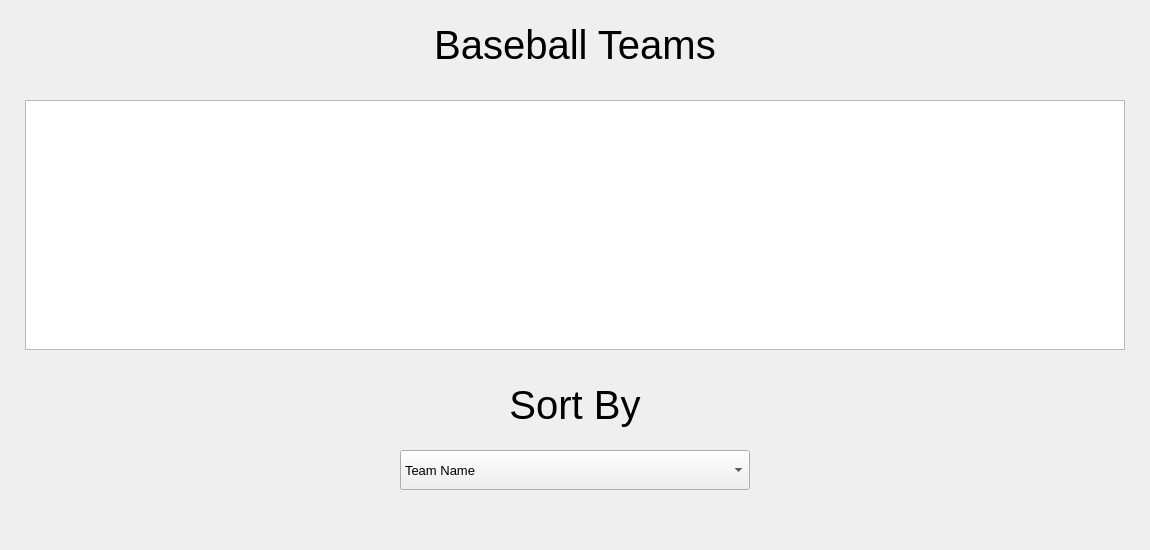
The window that viewingpage.ui (nokk3n-dev/CS1D-Project-2-Baseball) describes before a commit, drawn with Qt 5.
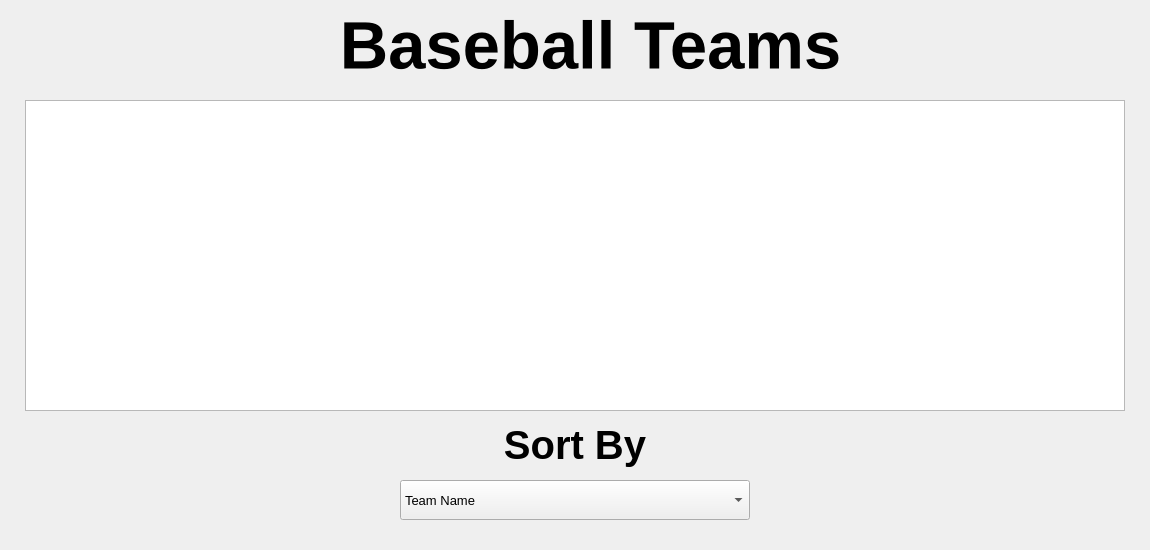
The same window after the commit.

Patch:
```diff
--- a/viewingpage.ui
+++ b/viewingpage.ui
@@ -19,15 +19,45 @@
      <x>25</x>
      <y>100</y>
      <width>1100</width>
-     <height>250</height>
+     <height>311</height>
     </rect>
    </property>
+   <property name="sizePolicy">
+    <sizepolicy hsizetype="Fixed" vsizetype="Fixed">
+     <horstretch>0</horstretch>
+     <verstretch>0</verstretch>
+    </sizepolicy>
+   </property>
+   <property name="mouseTracking">
+    <bool>false</bool>
+   </property>
+   <property name="autoFillBackground">
+    <bool>true</bool>
+   </property>
+   <property name="lineWidth">
+    <number>1</number>
+   </property>
+   <property name="editTriggers">
+    <set>QAbstractItemView::NoEditTriggers</set>
+   </property>
+   <property name="showGrid">
+    <bool>true</bool>
+   </property>
+   <property name="gridStyle">
+    <enum>Qt::DotLine</enum>
+   </property>
+   <property name="sortingEnabled">
+    <bool>false</bool>
+   </property>
+   <property name="cornerButtonEnabled">
+    <bool>false</bool>
+   </property>
   </widget>
   <widget class="QComboBox" name="sortBox">
    <property name="geometry">
     <rect>
      <x>400</x>
-     <y>450</y>
+     <y>480</y>
      <width>350</width>
      <height>40</height>
     </rect>
@@ -92,7 +122,7 @@
    <property name="geometry">
     <rect>
      <x>400</x>
-     <y>370</y>
+     <y>410</y>
      <width>350</width>
      <height>70</height>
     </rect>
@@ -100,6 +130,7 @@
    <property name="font">
     <font>
      <pointsize>30</pointsize>
+     <bold>true</bold>
     </font>
    </property>
    <property name="text">
@@ -112,15 +143,431 @@
   <widget class="QLabel" name="baseballTeamsLabel">
    <property name="geometry">
     <rect>
-     <x>400</x>
-     <y>10</y>
-     <width>350</width>
-     <height>70</height>
+     <x>290</x>
+     <y>0</y>
+     <width>601</width>
+     <height>91</height>
     </rect>
    </property>
+   <property name="palette">
+    <palette>
+     <active>
+      <colorrole role="WindowText">
+       <brush brushstyle="SolidPattern">
+        <color alpha="255">
+         <red>0</red>
+         <green>0</green>
+         <blue>0</blue>
+        </color>
+       </brush>
+      </colorrole>
+      <colorrole role="Button">
+       <brush brushstyle="SolidPattern">
+        <color alpha="255">
+         <red>36</red>
+         <green>240</green>
+         <blue>53</blue>
+        </color>
+       </brush>
+      </colorrole>
+      <colorrole role="Light">
+       <brush brushstyle="SolidPattern">
+        <color alpha="255">
+         <red>143</red>
+         <green>255</green>
+         <blue>153</blue>
+        </color>
+       </brush>
+      </colorrole>
+      <colorrole role="Midlight">
+       <brush brushstyle="SolidPattern">
+        <color alpha="255">
+         <red>89</red>
+         <green>247</green>
+         <blue>103</blue>
+        </color>
+       </brush>
+      </colorrole>
+      <colorrole role="Dark">
+       <brush brushstyle="SolidPattern">
+        <color alpha="255">
+         <red>18</red>
+         <green>120</green>
+         <blue>26</blue>
+        </color>
+       </brush>
+      </colorrole>
+      <colorrole role="Mid">
+       <brush brushstyle="SolidPattern">
+        <color alpha="255">
+         <red>24</red>
+         <green>160</green>
+         <blue>35</blue>
+        </color>
+       </brush>
+      </colorrole>
+      <colorrole role="Text">
+       <brush brushstyle="SolidPattern">
+        <color alpha="255">
+         <red>0</red>
+         <green>0</green>
+         <blue>0</blue>
+        </color>
+       </brush>
+      </colorrole>
+      <colorrole role="BrightText">
+       <brush brushstyle="SolidPattern">
+        <color alpha="255">
+         <red>255</red>
+         <green>255</green>
+         <blue>255</blue>
+        </color>
+       </brush>
+      </colorrole>
+      <colorrole role="ButtonText">
+       <brush brushstyle="SolidPattern">
+        <color alpha="255">
+         <red>0</red>
+         <green>0</green>
+         <blue>0</blue>
+        </color>
+       </brush>
+      </colorrole>
+      <colorrole role="Base">
+       <brush brushstyle="SolidPattern">
+        <color alpha="255">
+         <red>255</red>
+         <green>255</green>
+         <blue>255</blue>
+        </color>
+       </brush>
+      </colorrole>
+      <colorrole role="Window">
+       <brush brushstyle="SolidPattern">
+        <color alpha="255">
+         <red>36</red>
+         <green>240</green>
+         <blue>53</blue>
+        </color>
+       </brush>
+      </colorrole>
+      <colorrole role="Shadow">
+       <brush brushstyle="SolidPattern">
+        <color alpha="255">
+         <red>0</red>
+         <green>0</green>
+         <blue>0</blue>
+        </color>
+       </brush>
+      </colorrole>
+      <colorrole role="AlternateBase">
+       <brush brushstyle="SolidPattern">
+        <color alpha="255">
+         <red>145</red>
+         <green>247</green>
+         <blue>154</blue>
+        </color>
+       </brush>
+      </colorrole>
+      <colorrole role="ToolTipBase">
+       <brush brushstyle="SolidPattern">
+        <color alpha="255">
+         <red>255</red>
+         <green>255</green>
+         <blue>220</blue>
+        </color>
+       </brush>
+      </colorrole>
+      <colorrole role="ToolTipText">
+       <brush brushstyle="SolidPattern">
+        <color alpha="255">
+         <red>0</red>
+         <green>0</green>
+         <blue>0</blue>
+        </color>
+       </brush>
+      </colorrole>
+     </active>
+     <inactive>
+      <colorrole role="WindowText">
+       <brush brushstyle="SolidPattern">
+        <color alpha="255">
+         <red>0</red>
+         <green>0</green>
+         <blue>0</blue>
+        </color>
+       </brush>
+      </colorrole>
+      <colorrole role="Button">
+       <brush brushstyle="SolidPattern">
+        <color alpha="255">
+         <red>240</red>
+         <green>240</green>
+         <blue>240</blue>
+        </color>
+       </brush>
+      </colorrole>
+      <colorrole role="Light">
+       <brush brushstyle="SolidPattern">
+        <color alpha="255">
+         <red>255</red>
+         <green>255</green>
+         <blue>255</blue>
+        </color>
+       </brush>
+      </colorrole>
+      <colorrole role="Midlight">
+       <brush brushstyle="SolidPattern">
+        <color alpha="255">
+         <red>227</red>
+         <green>227</green>
+         <blue>227</blue>
+        </color>
+       </brush>
+      </colorrole>
+      <colorrole role="Dark">
+       <brush brushstyle="SolidPattern">
+        <color alpha="255">
+         <red>160</red>
+         <green>160</green>
+         <blue>160</blue>
+        </color>
+       </brush>
+      </colorrole>
+      <colorrole role="Mid">
+       <brush brushstyle="SolidPattern">
+        <color alpha="255">
+         <red>160</red>
+         <green>160</green>
+         <blue>160</blue>
+        </color>
+       </brush>
+      </colorrole>
+      <colorrole role="Text">
+       <brush brushstyle="SolidPattern">
+        <color alpha="255">
+         <red>0</red>
+         <green>0</green>
+         <blue>0</blue>
+        </color>
+       </brush>
+      </colorrole>
+      <colorrole role="BrightText">
+       <brush brushstyle="SolidPattern">
+        <color alpha="255">
+         <red>255</red>
+         <green>255</green>
+         <blue>255</blue>
+        </color>
+       </brush>
+      </colorrole>
+      <colorrole role="ButtonText">
+       <brush brushstyle="SolidPattern">
+        <color alpha="255">
+         <red>0</red>
+         <green>0</green>
+         <blue>0</blue>
+        </color>
+       </brush>
+      </colorrole>
+      <colorrole role="Base">
+       <brush brushstyle="SolidPattern">
+        <color alpha="255">
+         <red>255</red>
+         <green>255</green>
+         <blue>255</blue>
+        </color>
+       </brush>
+      </colorrole>
+      <colorrole role="Window">
+       <brush brushstyle="SolidPattern">
+        <color alpha="255">
+         <red>240</red>
+         <green>240</green>
+         <blue>240</blue>
+        </color>
+       </brush>
+      </colorrole>
+      <colorrole role="Shadow">
+       <brush brushstyle="SolidPattern">
+        <color alpha="255">
+         <red>105</red>
+         <green>105</green>
+         <blue>105</blue>
+        </color>
+       </brush>
+      </colorrole>
+      <colorrole role="AlternateBase">
+       <brush brushstyle="SolidPattern">
+        <color alpha="255">
+         <red>245</red>
+         <green>245</green>
+         <blue>245</blue>
+        </color>
+       </brush>
+      </colorrole>
+      <colorrole role="ToolTipBase">
+       <brush brushstyle="SolidPattern">
+        <color alpha="255">
+         <red>255</red>
+         <green>255</green>
+         <blue>220</blue>
+        </color>
+       </brush>
+      </colorrole>
+      <colorrole role="ToolTipText">
+       <brush brushstyle="SolidPattern">
+        <color alpha="255">
+         <red>0</red>
+         <green>0</green>
+         <blue>0</blue>
+        </color>
+       </brush>
+      </colorrole>
+     </inactive>
+     <disabled>
+      <colorrole role="WindowText">
+       <brush brushstyle="SolidPattern">
+        <color alpha="255">
+         <red>18</red>
+         <green>120</green>
+         <blue>26</blue>
+        </color>
+       </brush>
+      </colorrole>
+      <colorrole role="Button">
+       <brush brushstyle="SolidPattern">
+        <color alpha="255">
+         <red>36</red>
+         <green>240</green>
+         <blue>53</blue>
+        </color>
+       </brush>
+      </colorrole>
+      <colorrole role="Light">
+       <brush brushstyle="SolidPattern">
+        <color alpha="255">
+         <red>143</red>
+         <green>255</green>
+         <blue>153</blue>
+        </color>
+       </brush>
+      </colorrole>
+      <colorrole role="Midlight">
+       <brush brushstyle="SolidPattern">
+        <color alpha="255">
+         <red>89</red>
+         <green>247</green>
+         <blue>103</blue>
+        </color>
+       </brush>
+      </colorrole>
+      <colorrole role="Dark">
+       <brush brushstyle="SolidPattern">
+        <color alpha="255">
+         <red>18</red>
+         <green>120</green>
+         <blue>26</blue>
+        </color>
+       </brush>
+      </colorrole>
+      <colorrole role="Mid">
+       <brush brushstyle="SolidPattern">
+        <color alpha="255">
+         <red>24</red>
+         <green>160</green>
+         <blue>35</blue>
+        </color>
+       </brush>
+      </colorrole>
+      <colorrole role="Text">
+       <brush brushstyle="SolidPattern">
+        <color alpha="255">
+         <red>18</red>
+         <green>120</green>
+         <blue>26</blue>
+        </color>
+       </brush>
+      </colorrole>
+      <colorrole role="BrightText">
+       <brush brushstyle="SolidPattern">
+        <color alpha="255">
+         <red>255</red>
+         <green>255</green>
+         <blue>255</blue>
+        </color>
+       </brush>
+      </colorrole>
+      <colorrole role="ButtonText">
+       <brush brushstyle="SolidPattern">
+        <color alpha="255">
+         <red>18</red>
+         <green>120</green>
+         <blue>26</blue>
+        </color>
+       </brush>
+      </colorrole>
+      <colorrole role="Base">
+       <brush brushstyle="SolidPattern">
+        <color alpha="255">
+         <red>36</red>
+         <green>240</green>
+         <blue>53</blue>
+        </color>
+       </brush>
+      </colorrole>
+      <colorrole role="Window">
+       <brush brushstyle="SolidPattern">
+        <color alpha="255">
+         <red>36</red>
+         <green>240</green>
+         <blue>53</blue>
+        </color>
+       </brush>
+      </colorrole>
+      <colorrole role="Shadow">
+       <brush brushstyle="SolidPattern">
+        <color alpha="255">
+         <red>0</red>
+         <green>0</green>
+         <blue>0</blue>
+        </color>
+       </brush>
+      </colorrole>
+      <colorrole role="AlternateBase">
+       <brush brushstyle="SolidPattern">
+        <color alpha="255">
+         <red>245</red>
+         <green>245</green>
+         <blue>245</blue>
+        </color>
+       </brush>
+      </colorrole>
+      <colorrole role="ToolTipBase">
+       <brush brushstyle="SolidPattern">
+        <color alpha="255">
+         <red>255</red>
+         <green>255</green>
+         <blue>220</blue>
+        </color>
+       </brush>
+      </colorrole>
+      <colorrole role="ToolTipText">
+       <brush brushstyle="SolidPattern">
+        <color alpha="255">
+         <red>0</red>
+         <green>0</green>
+         <blue>0</blue>
+        </color>
+       </brush>
+      </colorrole>
+     </disabled>
+    </palette>
+   </property>
    <property name="font">
     <font>
-     <pointsize>30</pointsize>
+     <pointsize>50</pointsize>
+     <bold>true</bold>
     </font>
    </property>
    <property name="text">
```
